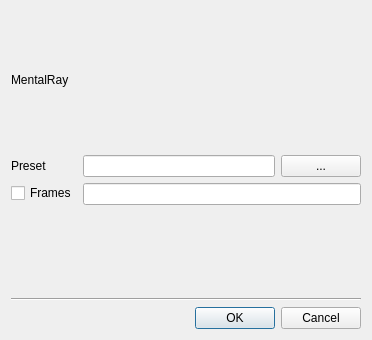
Qt form poc/golemPy/examples/gnr/ui/ThreeDSMaxDialog.ui (golemfactory/clay) before a commit.
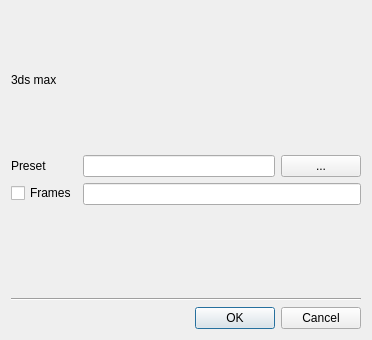
The same form after that commit.

Commit message: Mental Ray -> 3ds max

```diff
--- a/poc/golemPy/examples/gnr/ui/ThreeDSMaxDialog.ui
+++ b/poc/golemPy/examples/gnr/ui/ThreeDSMaxDialog.ui
@@ -26,7 +26,7 @@
    <item row="1" column="0">
     <widget class="QLabel" name="label_5">
      <property name="text">
-      <string>MentalRay</string>
+      <string>3ds max</string>
      </property>
     </widget>
    </item>
```
